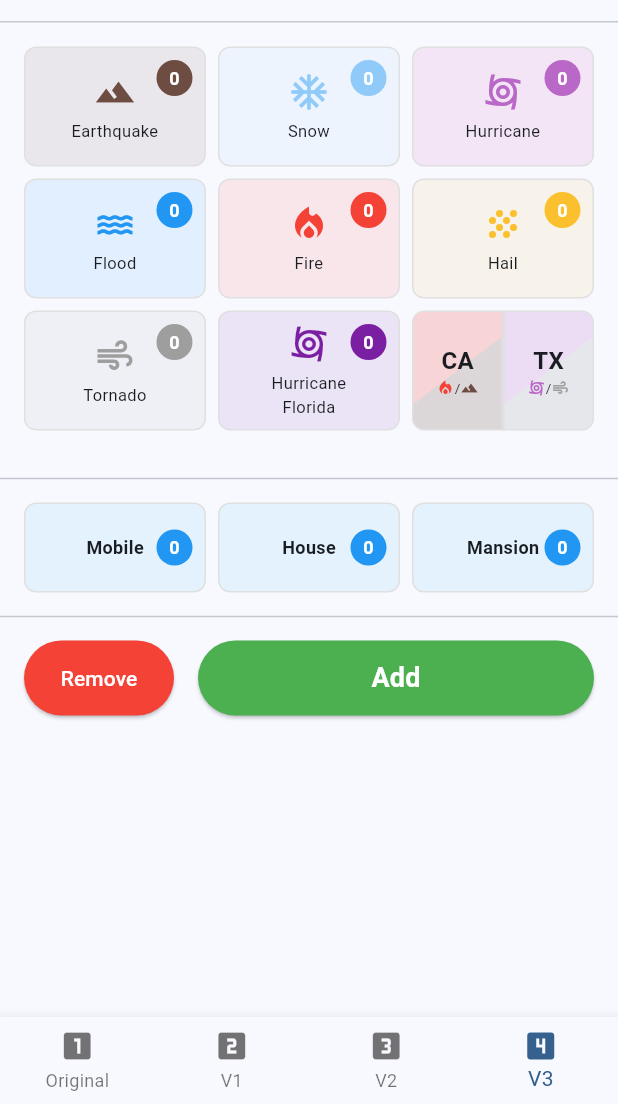
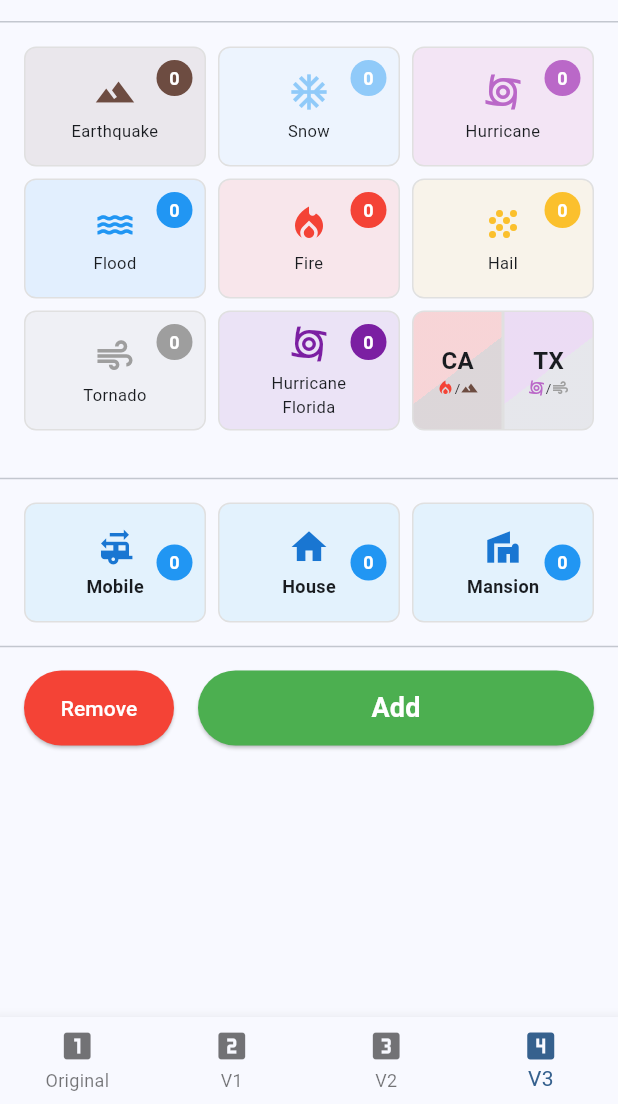
Before and after one commit to mbrosnan/catastrophe_companion, a Flutter app: the screen it shows after launch, item 4 of the bottom bar chosen, on a phone screen of 412 x 824 dp, the part 132-1236 px from its top. Run offline on Flutter 3.47's test engine with Material 3 defaults, Android fonts, the phone set to English and light mode, and no system bars; our stand-ins replace flutter_svg; missing offline and left inert: path_parsing; project files that could hold a hidden picture were left out.

Commit message:
icons for agent of the year, long click on mobile home, house, mansion

```diff
--- a/lib/screens/tracker_v3_screen.dart
+++ b/lib/screens/tracker_v3_screen.dart
@@ -225,6 +225,7 @@ class _TrackerV3ScreenState extends State<TrackerV3Screen> {
                 ],
               ),
             ),
+            // Policy count circle (top right)
             Positioned(
               right: 8,
               top: 8,
@@ -247,6 +248,44 @@ class _TrackerV3ScreenState extends State<TrackerV3Screen> {
                 ),
               ),
             ),
+            // Growth Target indicator (top left)
+            if (provider.hasGrowthTargetCard(stormType))
+              Positioned(
+                left: 4,
+                top: 4,
+                child: Container(
+                  width: 20,
+                  height: 20,
+                  decoration: BoxDecoration(
+                    color: _getStormColor(stormType),
+                    shape: BoxShape.circle,
+                  ),
+                  child: const Icon(
+                    Icons.track_changes,  // Bullseye icon
+                    color: Colors.white,
+                    size: 14,
+                  ),
+                ),
+              ),
+            // Agent of Year indicator (bottom left)
+            if (provider.hasAgentOfYearCard(stormType))
+              Positioned(
+                left: 4,
+                bottom: 4,
+                child: Container(
+                  width: 20,
+                  height: 20,
+                  decoration: BoxDecoration(
+                    color: _getStormColor(stormType),
+                    shape: BoxShape.circle,
+                  ),
+                  child: const Icon(
+                    Icons.person,  // Person in suit icon
+                    color: Colors.white,
+                    size: 14,
+                  ),
+                ),
+              ),
           ],
         ),
       ),
@@ -303,6 +342,7 @@ class _TrackerV3ScreenState extends State<TrackerV3Screen> {
                 ],
               ),
             ),
+            // Policy count circle (top right)
             Positioned(
               right: 8,
               top: 8,
@@ -325,6 +365,44 @@ class _TrackerV3ScreenState extends State<TrackerV3Screen> {
                 ),
               ),
             ),
+            // Growth Target indicator (top left)
+            if (provider.hasGrowthTargetCard(StormType.hurricaneOther))
+              Positioned(
+                left: 4,
+                top: 4,
+                child: Container(
+                  width: 20,
+                  height: 20,
+                  decoration: BoxDecoration(
+                    color: Colors.purple.shade300,
+                    shape: BoxShape.circle,
+                  ),
+                  child: const Icon(
+                    Icons.track_changes,  // Bullseye icon
+                    color: Colors.white,
+                    size: 14,
+                  ),
+                ),
+              ),
+            // Agent of Year indicator (bottom left)
+            if (provider.hasAgentOfYearCard(StormType.hurricaneOther))
+              Positioned(
+                left: 4,
+                bottom: 4,
+                child: Container(
+                  width: 20,
+                  height: 20,
+                  decoration: BoxDecoration(
+                    color: Colors.purple.shade300,
+                    shape: BoxShape.circle,
+                  ),
+                  child: const Icon(
+                    Icons.person,  // Person in suit icon
+                    color: Colors.white,
+                    size: 14,
+                  ),
+                ),
+              ),
           ],
         ),
       ),
@@ -483,8 +561,11 @@ class _TrackerV3ScreenState extends State<TrackerV3Screen> {
           selectedPropertyType = isSelected ? null : propertyType;
         });
       },
+      onLongPress: () {
+        _showPropertyBreakdown(context, propertyType, label, provider);
+      },
       child: Container(
-        height: 60,
+        height: 80,  // Increased from 60 to 80 (33% increase)
         decoration: BoxDecoration(
           color: Colors.blue.shade50,
           border: Border.all(
@@ -496,9 +577,20 @@ class _TrackerV3ScreenState extends State<TrackerV3Screen> {
         child: Stack(
           children: [
             Center(
-              child: Text(
-                label,
-                style: const TextStyle(fontSize: 12, fontWeight: FontWeight.bold),
+              child: Column(
+                mainAxisAlignment: MainAxisAlignment.center,
+                children: [
+                  Icon(
+                    _getPropertyIcon(propertyType),
+                    color: Colors.blue.shade700,
+                    size: 28,  // Increased from 20 to 28
+                  ),
+                  const SizedBox(height: 4),
+                  Text(
+                    label,
+                    style: const TextStyle(fontSize: 12, fontWeight: FontWeight.bold),
+                  ),
+                ],
               ),
             ),
             Positioned(
@@ -707,6 +799,67 @@ class _TrackerV3ScreenState extends State<TrackerV3Screen> {
     );
   }
 
+  void _showPropertyBreakdown(BuildContext context, PropertyType propertyType, String label, PolicyTrackerProvider provider) {
+    // Get policy counts for this property type across all storm types
+    List<Widget> policyBreakdown = [];
+
+    for (final storm in StormType.values) {
+      final count = provider.getPolicyCount(storm, propertyType);
+      if (count > 0) {
+        policyBreakdown.add(
+          Padding(
+            padding: const EdgeInsets.symmetric(vertical: 4),
+            child: Row(
+              children: [
+                Icon(
+                  _getStormIcon(storm),
+                  color: _getStormColor(storm),
+                  size: 20,
+                ),
+                const SizedBox(width: 8),
+                Expanded(
+                  child: Text(
+                    _getStormName(storm),
+                    style: const TextStyle(fontSize: 14),
+                  ),
+                ),
+                Text(
+                  count.toString(),
+                  style: const TextStyle(
+                    fontSize: 16,
+                    fontWeight: FontWeight.bold,
+                  ),
+                ),
+              ],
+            ),
+          ),
+        );
+      }
+    }
+
+    showDialog(
+      context: context,
+      builder: (BuildContext context) {
+        return AlertDialog(
+          title: Text('$label Breakdown'),
+          content: Column(
+            mainAxisSize: MainAxisSize.min,
+            crossAxisAlignment: CrossAxisAlignment.start,
+            children: policyBreakdown.isEmpty
+                ? [const Text('No policies of this type')]
+                : policyBreakdown,
+          ),
+          actions: [
+            TextButton(
+              onPressed: () => Navigator.of(context).pop(),
+              child: const Text('Close'),
+            ),
+          ],
+        );
+      },
+    );
+  }
+
   void _showErrorDialog(String message) {
     showDialog(
       context: context,
@@ -773,7 +926,7 @@ class _TrackerV3ScreenState extends State<TrackerV3Screen> {
   IconData _getPropertyIcon(PropertyType propertyType) {
     switch (propertyType) {
       case PropertyType.mobileHome:
-        return Icons.directions_car;
+        return Icons.rv_hookup;  // More appropriate for mobile home
       case PropertyType.house:
         return Icons.home;
       case PropertyType.mansion:
```
